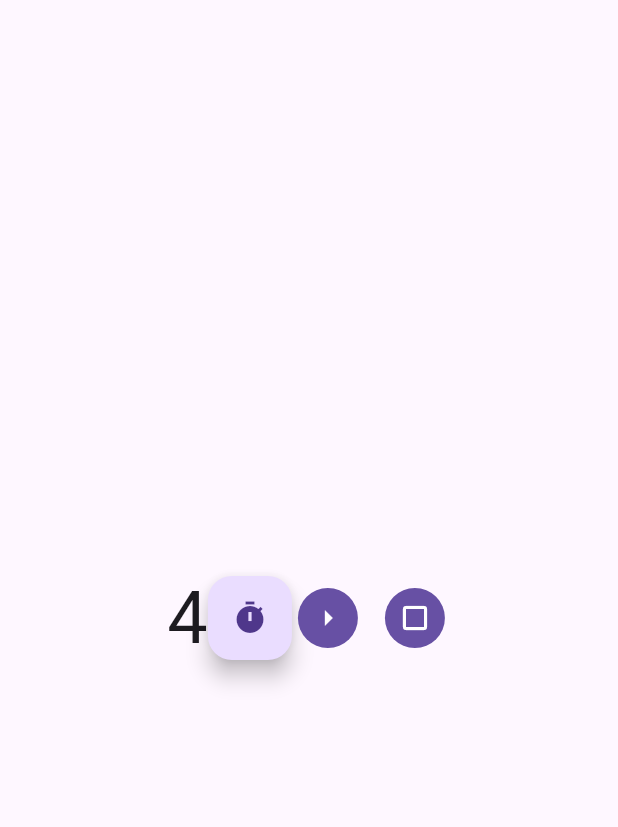
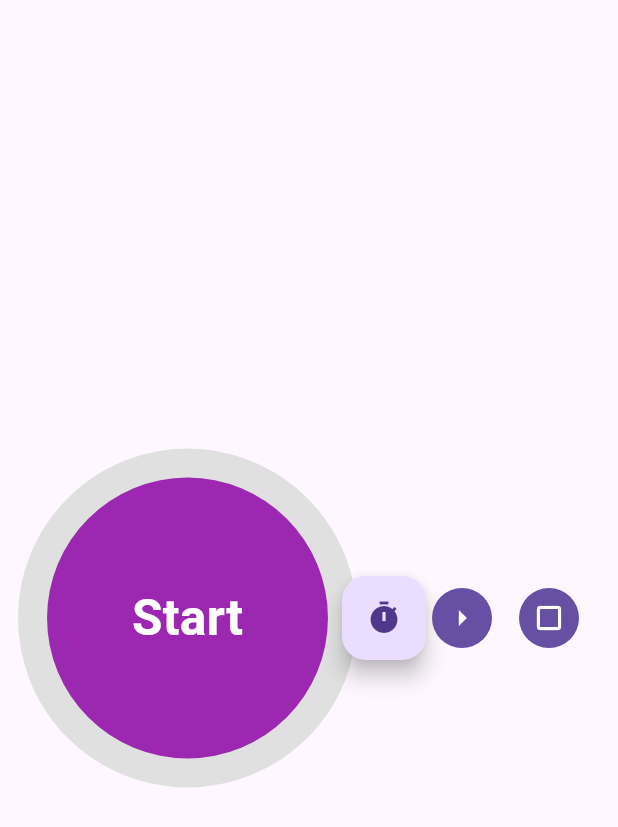
Before and after one commit to OscarPM24/Flutter_Tabata, a Flutter app: the screen it shows after launch, after a tap on the "timer" icon, on a phone screen of 412 x 824 dp. Shown: the top 827 px of the screen. Run offline on Flutter 3.47's test engine with Material 3 defaults, Android fonts, the light colour scheme and no system bars; drawn by our look-alikes of circular_countdown_timer; our stand-ins replace audioplayers.

Commit message:
afegit circular timer

```diff
--- a/ezpotifi/lib/main.dart
+++ b/ezpotifi/lib/main.dart
@@ -1,6 +1,7 @@
 import 'package:flutter/material.dart';
 import 'package:audioplayers/audioplayers.dart';
 import 'dart:async';
+import 'package:circular_countdown_timer/circular_countdown_timer.dart';
 
 void main() => runApp(MyApp());
 
@@ -10,46 +11,8 @@ class MyApp extends StatefulWidget {
 }
 
 class _MyAppState extends State<MyApp> {
-  Timer? _timer;
-  int _remainingSeconds;
-
-  _MyAppState({int startSeconds = 4}) : _remainingSeconds = startSeconds;
-
-  void _startCountdown() {
-    const time = Duration(seconds: 4);
-
-    _timer = Timer.periodic(time, (Timer timer) {
-      if (_remainingSeconds <= 0) {
-        setState(() {
-          resetTimer();
-        });
-      } else {
-        setState(() {
-          _remainingSeconds--;
-        });
-      }
-    });
-  }
-
-  void resetTimer() {
-    if (_timer!.isActive) {
-      _timer?.cancel();
-    }
-
-    _timer = Timer.periodic(Duration(seconds: 4), (Timer timer) {
-      _remainingSeconds = 4;
-      // _startCountdown();
-
-      print('Timer has finished counting down after reset.');
-    });
-  }
-
-  @override
-  void dispose() {
-    _timer?.cancel();
-
-    super.dispose();
-  }
+  final int _duration = 10;
+  final CountDownController _controller = CountDownController();
 
   @override
   Widget build(BuildContext context) {
@@ -61,12 +24,108 @@ class _MyAppState extends State<MyApp> {
           child: Row(
             mainAxisAlignment: MainAxisAlignment.center,
             children: [
-              Text(
-                '$_remainingSeconds',
-                style: TextStyle(fontSize: 48),
+              CircularCountDownTimer(
+                // Countdown duration in Seconds.
+                duration: _duration,
+
+                // Countdown initial elapsed Duration in Seconds.
+                initialDuration: 0,
+
+                // Controls (i.e Start, Pause, Resume, Restart) the Countdown Timer.
+                controller: _controller,
+
+                // Width of the Countdown Widget.
+                width: MediaQuery.of(context).size.width / 2,
+
+                // Height of the Countdown Widget.
+                height: MediaQuery.of(context).size.height / 2,
+
+                // Ring Color for Countdown Widget.
+                ringColor: Colors.grey[300]!,
+
+                // Ring Gradient for Countdown Widget.
+                ringGradient: null,
+
+                // Filling Color for Countdown Widget.
+                fillColor: Colors.purpleAccent[100]!,
+
+                // Filling Gradient for Countdown Widget.
+                fillGradient: null,
+
+                // Background Color for Countdown Widget.
+                backgroundColor: Colors.purple[500],
+
+                // Background Gradient for Countdown Widget.
+                backgroundGradient: null,
+
+                // Border Thickness of the Countdown Ring.
+                strokeWidth: 20.0,
+
+                // Begin and end contours with a flat edge and no extension.
+                strokeCap: StrokeCap.round,
+
+                // Text Style for Countdown Text.
+                textStyle: const TextStyle(
+                  fontSize: 33.0,
+                  color: Colors.white,
+                  fontWeight: FontWeight.bold,
+                ),
+
+                // Format for the Countdown Text.
+                textFormat: CountdownTextFormat.S,
+
+                // Handles Countdown Timer (true for Reverse Countdown (max to 0), false for Forward Countdown (0 to max)).
+                isReverse: false,
+
+                // Handles Animation Direction (true for Reverse Animation, false for Forward Animation).
+                isReverseAnimation: false,
+
+                // Handles visibility of the Countdown Text.
+                isTimerTextShown: true,
+
+                // Handles the timer start.
+                autoStart: false,
+
+                // This Callback will execute when the Countdown Starts.
+                onStart: () {
+                  // Here, do whatever you want
+                  debugPrint('Countdown Started');
+                },
+
+                // This Callback will execute when the Countdown Ends.
+                onComplete: () {
+                  // Here, do whatever you want
+                  debugPrint('Countdown Ended');
+                },
+
+                // This Callback will execute when the Countdown Changes.
+                onChange: (String timeStamp) {
+                  // Here, do whatever you want
+                  debugPrint('Countdown Changed $timeStamp');
+                },
+
+                /*
+            * Function to format the text.
+            * Allows you to format the current duration to any String.
+            * It also provides the default function in case you want to format specific moments
+              as in reverse when reaching '0' show 'GO', and for the rest of the instances follow
+              the default behavior.
+          */
+                timeFormatterFunction: (defaultFormatterFunction, duration) {
+                  if (duration.inSeconds == 0) {
+                    // only format for '0'
+                    return "Start";
+                  } else {
+                    // other durations by it's default format
+                    return Function.apply(defaultFormatterFunction, [duration]);
+                  }
+                },
               ),
               FloatingActionButton(
-                onPressed: _startCountdown,
+                onPressed: () {
+                  _controller.start();
+                  player.play(AssetSource('sound.mp3'));
+                },
                 tooltip: 'Start Countdown',
                 child: Icon(Icons.timer),
               ),
--- a/ezpotifi/pubspec.yaml
+++ b/ezpotifi/pubspec.yaml
@@ -36,6 +36,8 @@ dependencies:
   # Use with the CupertinoIcons class for iOS style icons.
   cupertino_icons: ^1.0.2
   audioplayers: ^5.2.1
+  minisound: ^1.2.0
+  circular_countdown_timer: ^0.2.3
 
 dev_dependencies:
   flutter_test:
```
Also changed, not shown: ezpotifi/pubspec.lock, 2 other files.
